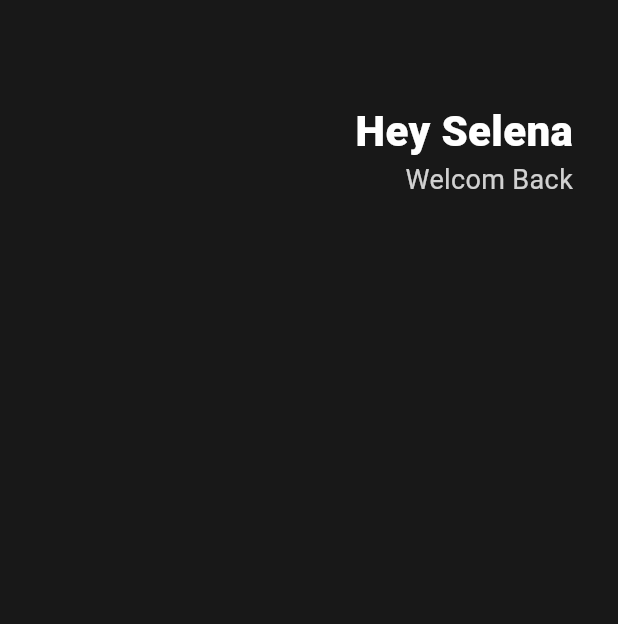
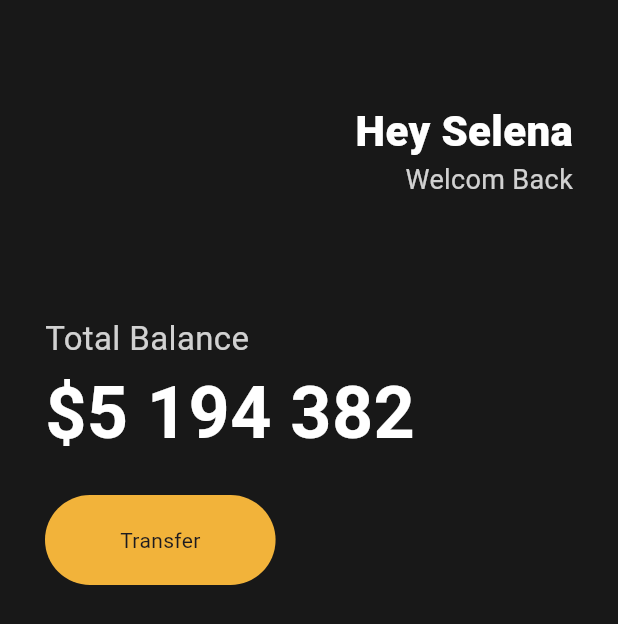
Before and after one commit to Grit03/practice-flutter, a Flutter app: the screen it shows after launch, on a phone screen of 412 x 824 dp. Shown: the top 624 px of the screen. Run offline on Flutter 3.47's test engine with Material 3 defaults, Android fonts, the phone set to English and light mode, and no system bars.

Commit message:
#3.2 Buttons Section

```diff
--- a/lib/main.dart
+++ b/lib/main.dart
@@ -16,6 +16,7 @@ class App extends StatelessWidget {
             vertical: 20,
           ),
           child: Column(
+            crossAxisAlignment: CrossAxisAlignment.start,
             children: [
               Row(
                 mainAxisAlignment: MainAxisAlignment.end,
@@ -45,6 +46,49 @@ class App extends StatelessWidget {
                   )
                 ],
               ),
+              SizedBox(
+                height: 30,
+              ),
+              Column(
+                crossAxisAlignment: CrossAxisAlignment.start,
+                children: [
+                  Text(
+                    "Total Balance",
+                    style: TextStyle(
+                      color: Colors.white.withOpacity(0.8),
+                      fontSize: 22,
+                    ),
+                  ),
+                  Text(
+                    "\$5 194 382",
+                    style: TextStyle(
+                      color: Colors.white,
+                      fontSize: 48,
+                      fontWeight: FontWeight.bold,
+                    ),
+                  ),
+                  SizedBox(
+                    height: 20,
+                  ),
+                  Row(
+                    children: [
+                      Container(
+                        decoration: BoxDecoration(
+                          color: Color(0xFFF2B33A),
+                          borderRadius: BorderRadius.circular(45),
+                        ),
+                        child: Padding(
+                          padding: EdgeInsets.symmetric(
+                            horizontal: 50,
+                            vertical: 20,
+                          ),
+                          child: Text("Transfer"),
+                        ),
+                      )
+                    ],
+                  )
+                ],
+              )
             ],
           ),
         ),
```
